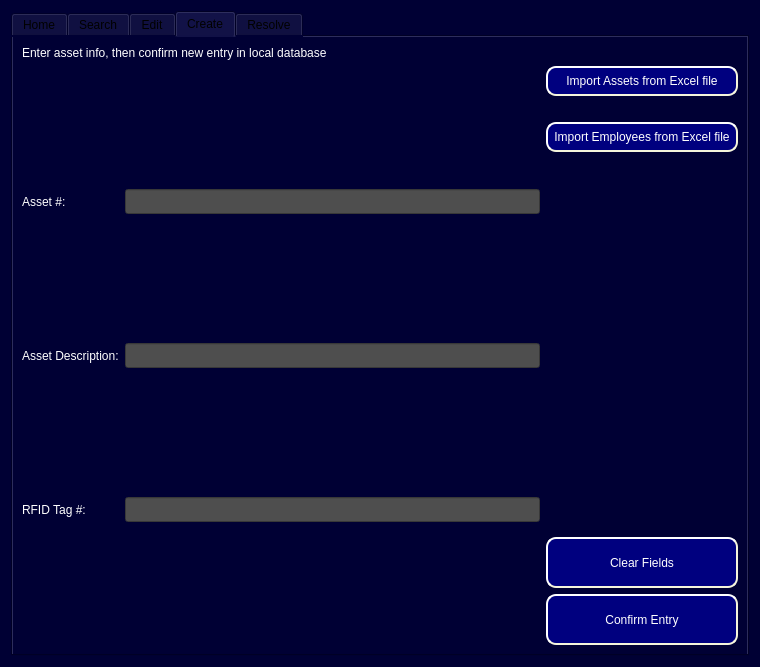
The window that ui/Admin_Level2_Access.ui (Capstone-RFID/Code) describes before a commit, drawn with Qt 5.
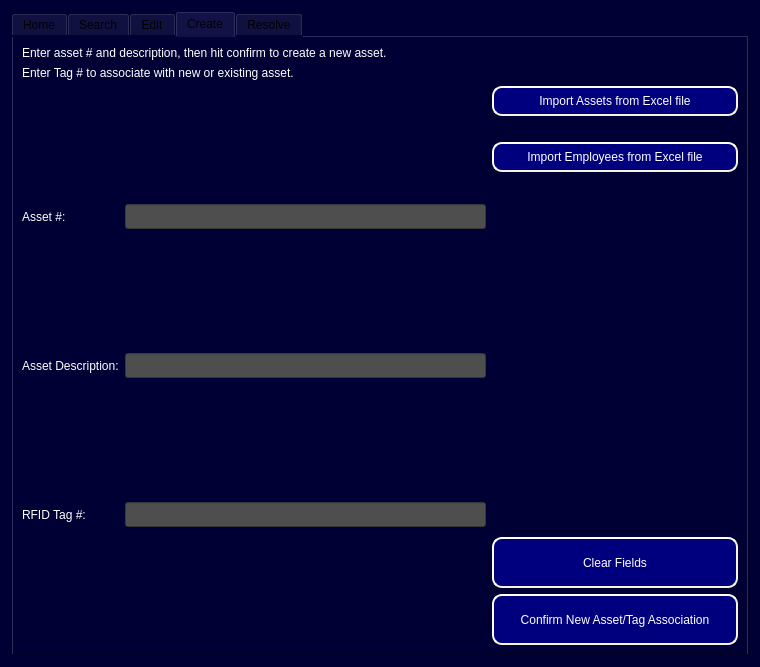
The same window after the commit.

Commit message:
Reworded Prompt to be more descriptive in create tab
It looks like the import assets method in AdminInterface.py is broken due to changes in database layout, will investigate this further at later time.  Probably worth it to check over import employees method as well.

```diff
--- a/ui/Admin_Level2_Access.ui
+++ b/ui/Admin_Level2_Access.ui
@@ -872,18 +872,103 @@
       <layout class="QVBoxLayout" name="verticalLayout_11">
        <item>
         <layout class="QGridLayout" name="gridLayout_6">
-         <item row="0" column="0" colspan="2">
+         <item row="2" column="0">
+          <layout class="QGridLayout" name="gridLayout_5">
+           <item row="2" column="1">
+            <widget class="QLineEdit" name="Create_RFID_Tag_Field_3">
+             <property name="minimumSize">
+              <size>
+               <width>0</width>
+               <height>25</height>
+              </size>
+             </property>
+             <property name="styleSheet">
+              <string notr="true">color: rgb(255, 255, 255);
+background-color: rgb(78, 78, 78);
+font: 12pt &quot;MS Shell Dlg 2&quot;;</string>
+             </property>
+             <property name="text">
+              <string/>
+             </property>
+            </widget>
+           </item>
+           <item row="0" column="0">
+            <widget class="QLabel" name="Create_Asset_Num_Label">
+             <property name="styleSheet">
+              <string notr="true">color: rgb(255, 255, 255);
+font: 12pt &quot;MS Shell Dlg 2&quot;;</string>
+             </property>
+             <property name="text">
+              <string>Asset #:</string>
+             </property>
+            </widget>
+           </item>
+           <item row="2" column="0">
+            <widget class="QLabel" name="Create_RFID_Tag_Label">
+             <property name="styleSheet">
+              <string notr="true">color: rgb(255, 255, 255);
+font: 12pt &quot;MS Shell Dlg 2&quot;;</string>
+             </property>
+             <property name="text">
+              <string>RFID Tag #:</string>
+             </property>
+            </widget>
+           </item>
+           <item row="0" column="1">
+            <widget class="QLineEdit" name="Create_Asset_Num_Field">
+             <property name="minimumSize">
+              <size>
+               <width>0</width>
+               <height>25</height>
+              </size>
+             </property>
+             <property name="styleSheet">
+              <string notr="true">color: rgb(255, 255, 255);
+background-color: rgb(78, 78, 78);
+font: 12pt &quot;MS Shell Dlg 2&quot;;</string>
+             </property>
+            </widget>
+           </item>
+           <item row="1" column="1">
+            <widget class="QLineEdit" name="Create_Asset_Description_Field">
+             <property name="minimumSize">
+              <size>
+               <width>0</width>
+               <height>25</height>
+              </size>
+             </property>
+             <property name="styleSheet">
+              <string notr="true">color: rgb(255, 255, 255);
+background-color: rgb(78, 78, 78);
+font: 12pt &quot;MS Shell Dlg 2&quot;;</string>
+             </property>
+            </widget>
+           </item>
+           <item row="1" column="0">
+            <widget class="QLabel" name="Create_Asset_Description_Label">
+             <property name="styleSheet">
+              <string notr="true">color: rgb(255, 255, 255);
+font: 12pt &quot;MS Shell Dlg 2&quot;;</string>
+             </property>
+             <property name="text">
+              <string>Asset Description:</string>
+             </property>
+            </widget>
+           </item>
+          </layout>
+         </item>
+         <item row="1" column="0" colspan="2">
           <widget class="QLabel" name="Create_Prompt_Label">
            <property name="styleSheet">
             <string notr="true">color: rgb(255, 255, 255);
 font: Bold 14pt &quot;MS Shell Dlg 2&quot;;</string>
            </property>
            <property name="text">
-            <string>Enter asset info, then confirm new entry in local database</string>
+            <string>Enter Tag # to associate with new or existing asset.</string>
            </property>
           </widget>
          </item>
-         <item row="1" column="1">
+         <item row="2" column="1">
           <layout class="QVBoxLayout" name="verticalLayout_8">
            <item>
             <widget class="QPushButton" name="Import_ImportAssets_Button">
@@ -966,7 +1051,7 @@
             <widget class="QPushButton" name="Create_Clear_Fields_Button">
              <property name="minimumSize">
               <size>
-               <width>186</width>
+               <width>246</width>
                <height>51</height>
               </size>
              </property>
@@ -996,7 +1081,7 @@
             <widget class="QPushButton" name="Create_Confirm_Entry_Button">
              <property name="minimumSize">
               <size>
-               <width>186</width>
+               <width>246</width>
                <height>51</height>
               </size>
              </property>
@@ -1018,96 +1103,22 @@
 }</string>
              </property>
              <property name="text">
-              <string>Confirm Entry</string>
+              <string>Confirm New Asset/Tag Association</string>
              </property>
             </widget>
            </item>
           </layout>
          </item>
-         <item row="1" column="0">
-          <layout class="QGridLayout" name="gridLayout_5">
-           <item row="2" column="1">
-            <widget class="QLineEdit" name="Create_RFID_Tag_Field_3">
-             <property name="minimumSize">
-              <size>
-               <width>0</width>
-               <height>25</height>
-              </size>
-             </property>
-             <property name="styleSheet">
-              <string notr="true">color: rgb(255, 255, 255);
-background-color: rgb(78, 78, 78);
-font: 12pt &quot;MS Shell Dlg 2&quot;;</string>
-             </property>
-             <property name="text">
-              <string/>
-             </property>
-            </widget>
-           </item>
-           <item row="0" column="0">
-            <widget class="QLabel" name="Create_Asset_Num_Label">
-             <property name="styleSheet">
-              <string notr="true">color: rgb(255, 255, 255);
-font: 12pt &quot;MS Shell Dlg 2&quot;;</string>
-             </property>
-             <property name="text">
-              <string>Asset #:</string>
-             </property>
-            </widget>
-           </item>
-           <item row="2" column="0">
-            <widget class="QLabel" name="Create_RFID_Tag_Label">
-             <property name="styleSheet">
-              <string notr="true">color: rgb(255, 255, 255);
-font: 12pt &quot;MS Shell Dlg 2&quot;;</string>
-             </property>
-             <property name="text">
-              <string>RFID Tag #:</string>
-             </property>
-            </widget>
-           </item>
-           <item row="0" column="1">
-            <widget class="QLineEdit" name="Create_Asset_Num_Field">
-             <property name="minimumSize">
-              <size>
-               <width>0</width>
-               <height>25</height>
-              </size>
-             </property>
-             <property name="styleSheet">
-              <string notr="true">color: rgb(255, 255, 255);
-background-color: rgb(78, 78, 78);
-font: 12pt &quot;MS Shell Dlg 2&quot;;</string>
-             </property>
-            </widget>
-           </item>
-           <item row="1" column="1">
-            <widget class="QLineEdit" name="Create_Asset_Description_Field">
-             <property name="minimumSize">
-              <size>
-               <width>0</width>
-               <height>25</height>
-              </size>
-             </property>
-             <property name="styleSheet">
-              <string notr="true">color: rgb(255, 255, 255);
-background-color: rgb(78, 78, 78);
-font: 12pt &quot;MS Shell Dlg 2&quot;;</string>
-             </property>
-            </widget>
-           </item>
-           <item row="1" column="0">
-            <widget class="QLabel" name="Create_Asset_Description_Label">
-             <property name="styleSheet">
-              <string notr="true">color: rgb(255, 255, 255);
-font: 12pt &quot;MS Shell Dlg 2&quot;;</string>
-             </property>
-             <property name="text">
-              <string>Asset Description:</string>
-             </property>
-            </widget>
-           </item>
-          </layout>
+         <item row="0" column="0" colspan="2">
+          <widget class="QLabel" name="label_2">
+           <property name="styleSheet">
+            <string notr="true">color: rgb(255, 255, 255);
+font: Bold 14pt &quot;MS Shell Dlg 2&quot;;</string>
+           </property>
+           <property name="text">
+            <string>Enter asset # and description, then hit confirm to create a new asset.</string>
+           </property>
+          </widget>
          </item>
         </layout>
        </item>
```
Left out of the diff: 12 changed lines with no effect on the pictures. The commit also changes 11 other files.
